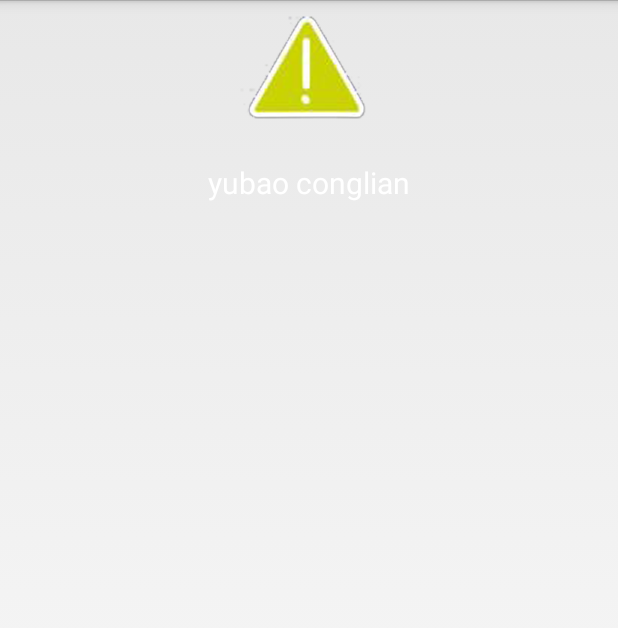
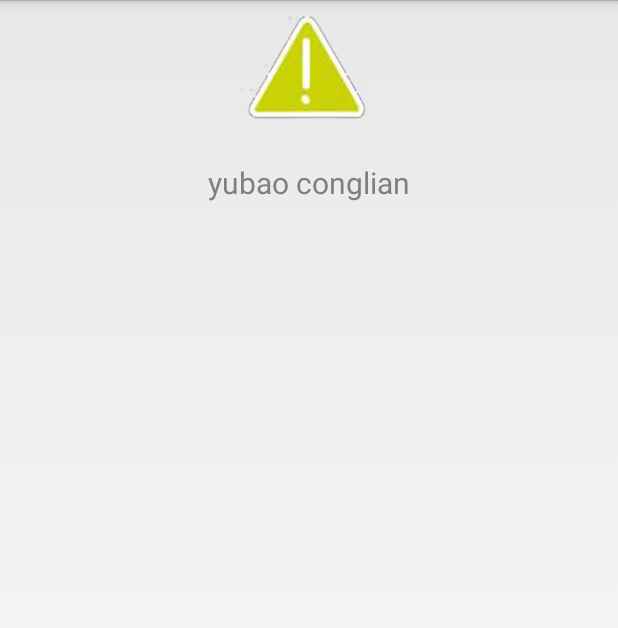
Before and after one commit to Tan-Tshunglee/track_r, an Android app: the layout custom_dialog_layout.xml on its own in the app's theme, with its tools: preview values and no code run, on a phone screen of 412 x 824 dp. Shown: the top 628 px of the screen. Run offline under Robolectric (Android 15) with nearby library versions, the phone set to English and light mode, and no system bars.

Commit message:
Findme transparent and BluetoothDevice connectGatt change in android 5.0

```diff
--- a/app/src/main/AndroidManifest.xml
+++ b/app/src/main/AndroidManifest.xml
@@ -209,10 +209,11 @@
             android:theme="@android:style/Theme.Holo.Light.NoActionBar" />
         <activity
             android:name=".activity.FindmeActivity"
+
             android:label="@string/title_activity_findme"
             android:launchMode="singleInstance"
             android:screenOrientation="portrait"
-            android:theme="@android:style/Theme.Holo.Light.NoActionBar.Fullscreen" />
+            android:theme="@style/Theme.Holo.Transparent" />
 
         <service
             android:name=".service.NetworkSyncService"
--- a/app/src/main/java/com/antilost/app/activity/FindmeActivity.java
+++ b/app/src/main/java/com/antilost/app/activity/FindmeActivity.java
@@ -52,7 +52,6 @@ public class FindmeActivity extends Activity implements DialogInterface.OnClickL
             ringtone.play();
         }
 
-
     }
 
     @Override
--- a/app/src/main/java/com/antilost/app/activity/ScanTrackActivity.java
+++ b/app/src/main/java/com/antilost/app/activity/ScanTrackActivity.java
@@ -26,6 +26,7 @@ import android.widget.ImageView;
 import android.widget.RelativeLayout;
 import android.widget.Toast;
 
+import com.android.camera.Util;
 import com.antilost.app.BuildConfig;
 import com.antilost.app.R;
 import com.antilost.app.prefs.PrefsManager;
@@ -128,7 +129,6 @@ public class ScanTrackActivity extends Activity implements View.OnClickListener
             if(status == BluetoothGatt.GATT_SUCCESS) {
                 if(newState == BluetoothProfile.STATE_CONNECTED) {
                     Log.v(LOG_TAG, "bluetooth connection state is STATE_CONNECTED");
-
                     mHandler.postDelayed(new Runnable() {
                         @Override
                         public void run() {
@@ -234,7 +234,7 @@ public class ScanTrackActivity extends Activity implements View.OnClickListener
         runOnUiThread(new Runnable() {
             @Override
             public void run() {
-                device.connectGatt(ScanTrackActivity.this, false, mBluetoothGattCallback);
+                Utils.connectBluetoothGatt(device, ScanTrackActivity.this, mBluetoothGattCallback);
             }
         });
     }
--- a/app/src/main/java/com/antilost/app/service/BluetoothLeService.java
+++ b/app/src/main/java/com/antilost/app/service/BluetoothLeService.java
@@ -1110,6 +1110,10 @@ public class BluetoothLeService extends Service implements
 
         if (intent != null) {
 
+            if(mBluetoothAdapter == null) {
+                Log.e(LOG_TAG, "mBluetoothAdapter is null in onStartCommand");
+                return START_NOT_STICKY;
+            }
             if(ACTION_STOP_BACKGROUND_LOOP.equals(intent.getAction())) {
                 updateRepeatAlarmRegister(false);
                 mBluetoothAdapter.stopLeScan(mLeScanCallback);
--- a/app/src/main/res/layout/activity_binding.xml
+++ b/app/src/main/res/layout/activity_binding.xml
@@ -167,6 +167,7 @@
         <Button
             android:id="@+id/tryAgain"
             android:background="@drawable/search_failed_bkg"
+            android:textColor="@android:color/white"
             android:layout_centerHorizontal="true"
             android:layout_alignParentBottom="true"
             android:text="@string/try_again"
--- a/app/src/main/res/layout/custom_dialog_layout.xml
+++ b/app/src/main/res/layout/custom_dialog_layout.xml
@@ -13,7 +13,7 @@
 
     <TextView
         android:id="@+id/dialogText"
-        android:textColor="@android:color/white"
+        android:textColor="@color/gray"
         android:textSize="20sp"
         android:layout_gravity="center_horizontal"
         android:layout_marginTop="20dp"
--- a/app/src/main/res/values/styles.xml
+++ b/app/src/main/res/values/styles.xml
@@ -17,4 +17,14 @@
         <!-- All customizations that are NOT specific to a particular API-level can go here. -->
     </style>
 
+    <style name="Theme.Holo.Transparent" parent="android:Theme.Holo.Light.NoActionBar">
+        <item name="android:windowIsTranslucent">true</item>
+        <item name="android:windowBackground">@android:color/transparent</item>
+        <item name="android:windowContentOverlay">@null</item>
+        <item name="android:windowNoTitle">true</item>
+        <item name="android:windowIsFloating">true</item>
+        <item name="android:backgroundDimEnabled">false</item>
+    </style>
+
+
 </resources>
```
Also changed, not shown: app/src/main/java/com/antilost/app/util/Utils.java (+39 -0 lines).
